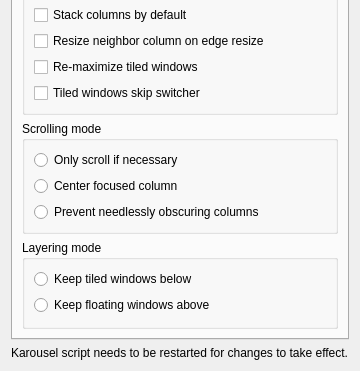
Old version of the form package/contents/ui/config.ui in the repository peterfajdiga/karousel; both pictures show x 0 to 360 and y 355 to 726 of the 360 by 726 pixel window.
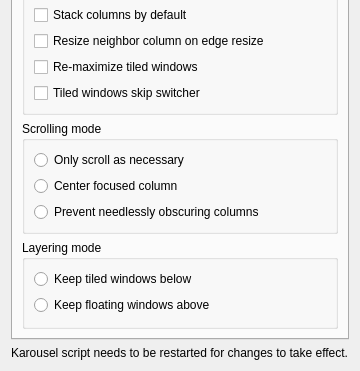
New version of the form.

Commit message: config.ui: change description for kcfg_scrollingLazy

Patch:
```diff
--- a/package/contents/ui/config.ui
+++ b/package/contents/ui/config.ui
@@ -256,7 +256,7 @@
                                         <item>
                                             <widget class="QRadioButton" name="kcfg_scrollingLazy">
                                                 <property name="text">
-                                                    <string>Only scroll if necessary</string>
+                                                    <string>Only scroll as necessary</string>
                                                 </property>
                                             </widget>
                                         </item>
```
